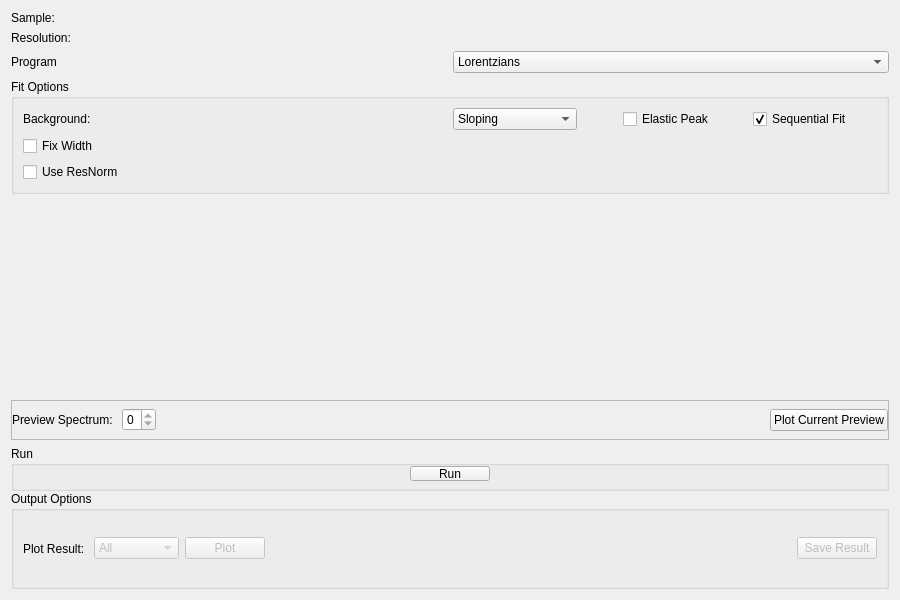
Before: the Qt Designer form qt/scientific_interfaces/Indirect/Quasi.ui in mantidproject/mantid, drawn with Qt 5.
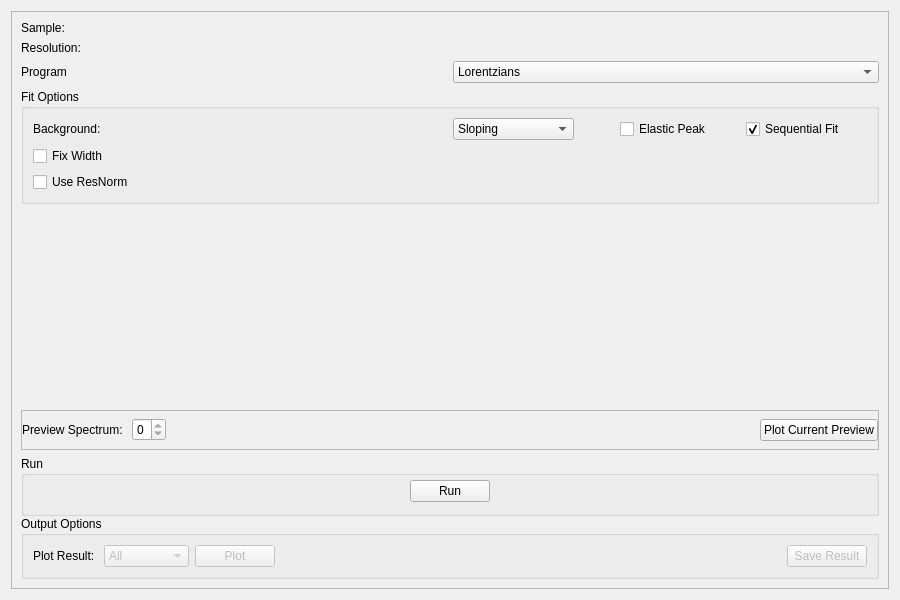
After: the same form once the commit is applied. Custom widgets are drawn as their Qt base class.

Commit message:
Re #31426 Add Scroll Area
Added Scroll area to bayes (ResNorm/Quasi/Stretch) and data analysis (Elwin/Iqt)

```diff
--- a/qt/scientific_interfaces/Indirect/Quasi.ui
+++ b/qt/scientific_interfaces/Indirect/Quasi.ui
@@ -15,6 +15,21 @@
   </property>
   <layout class="QVBoxLayout" name="verticalLayout_2">
    <item>
+    <widget class="QScrollArea" name="scrollArea">
+     <property name="widgetResizable">
+      <bool>true</bool>
+     </property>
+     <widget class="QWidget" name="scrollAreaWidgetContents">
+      <property name="geometry">
+       <rect>
+        <x>0</x>
+        <y>0</y>
+        <width>880</width>
+        <height>580</height>
+       </rect>
+      </property>
+      <layout class="QVBoxLayout" name="verticalLayout_4">
+       <item>
     <layout class="QGridLayout" name="gridLayout">
      <item row="1" column="0">
       <widget class="QLabel" name="lblResolution">
@@ -387,12 +402,6 @@
       </property>
       <item>
        <widget class="QGroupBox" name="gbRun">
-        <property name="maximumSize">
-         <size>
-          <width>16777215</width>
-          <height>45</height>
-         </size>
-        </property>
         <property name="title">
          <string>Run</string>
         </property>
@@ -526,6 +535,10 @@
        </layout>
       </item>
      </layout>
+        </widget>
+       </item>
+      </layout>
+     </widget>
     </widget>
    </item>
   </layout>
```
Left out of the diff: 90 changed lines with no effect on the pictures. Lines whose indentation alone changed are shown as unchanged. The commit also changes 4 other files.
